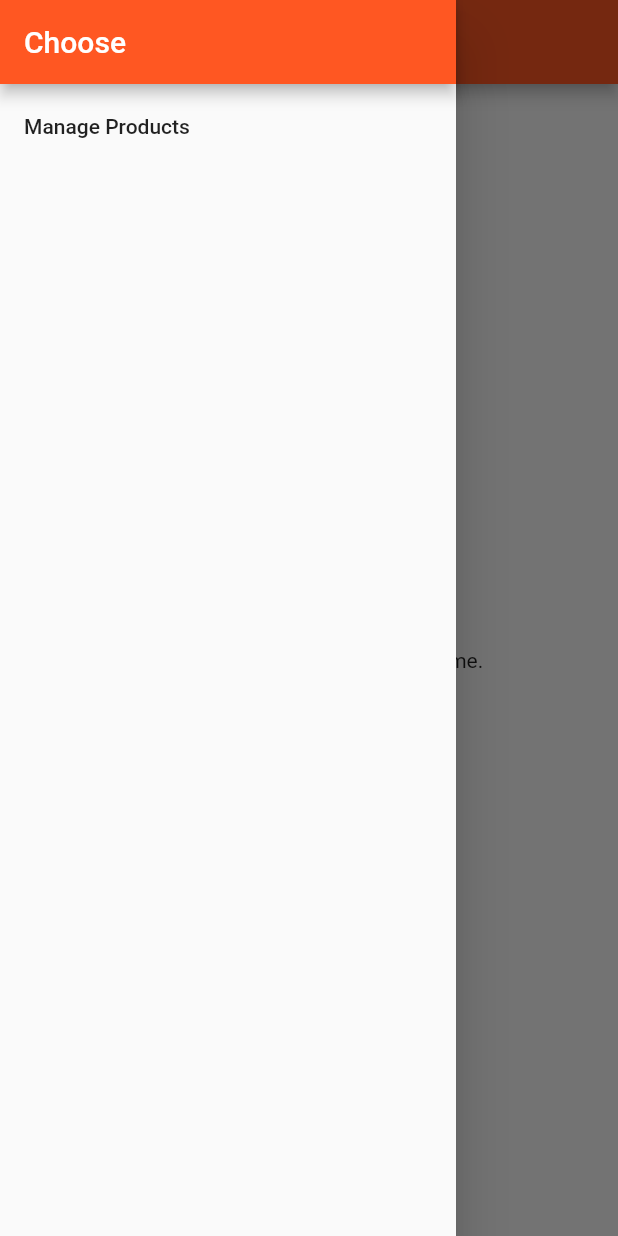
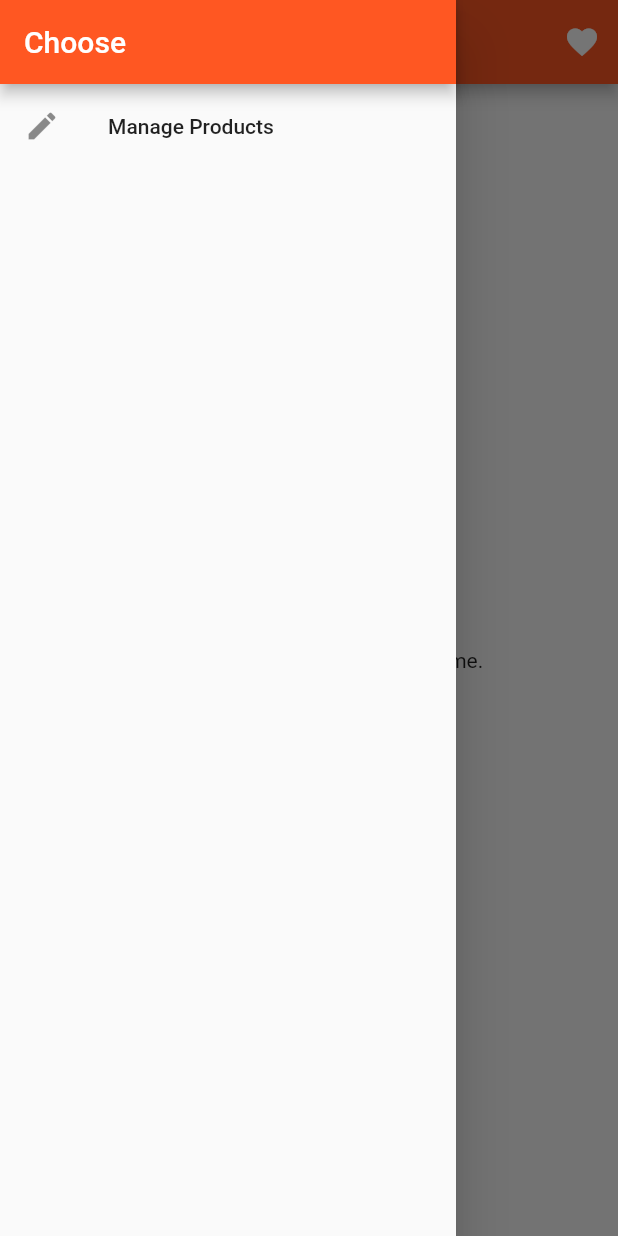
Before and after one commit to MateuszNaKodach/flutter_course_application, a Flutter app: the ProductsPage screen opened directly with empty values, with the side drawer open, on a phone screen of 412 x 824 dp. Run offline on Flutter 3.47's test engine with Material 2 defaults, Android fonts, the phone set to English and light mode, and no system bars.

Commit message:
Section 8: Lecture 110. Adding Icon Buttons

```diff
--- a/lib/pages/products.dart
+++ b/lib/pages/products.dart
@@ -11,19 +11,29 @@ class ProductsPage extends StatelessWidget {
   @override
   Widget build(BuildContext context) => Scaffold(
       drawer: _buildNavigationDrawer(context),
-      appBar: AppBar(title: Text('EasyList')),
+      appBar: AppBar(
+        title: Text('EasyList'),
+        actions: <Widget>[
+          IconButton(
+            icon: Icon(Icons.favorite),
+            onPressed: () {},
+          )
+        ],
+      ),
       body: ProductManager(this.products));
 
   Widget _buildNavigationDrawer(BuildContext context) {
-    return Drawer(child: Column(
-        children: [
-          AppBar(title: Text('Choose'), automaticallyImplyLeading: false),
-          ListTile(title: Text('Manage Products'), onTap: ()=>_navigateToProductsAdminPage(context))
-        ]
-    ));
+    return Drawer(
+        child: Column(children: [
+      AppBar(title: Text('Choose'), automaticallyImplyLeading: false),
+      ListTile(
+          leading: Icon(Icons.edit),
+          title: Text('Manage Products'),
+          onTap: () => _navigateToProductsAdminPage(context))
+    ]));
   }
 
-  void _navigateToProductsAdminPage(BuildContext context){
+  void _navigateToProductsAdminPage(BuildContext context) {
     Navigator.pushReplacementNamed(context, Routes.ADMIN);
   }
 }
--- a/lib/pages/products_admin.dart
+++ b/lib/pages/products_admin.dart
@@ -4,7 +4,6 @@ import 'package:flutter_course_application/pages/product_create.dart';
 import 'package:flutter_course_application/pages/product_list.dart';
 
 class ProductsAdminPage extends StatelessWidget {
-
   final Function addProduct;
   final Function deleteProduct;
 
@@ -32,7 +31,8 @@ class ProductsAdminPage extends StatelessWidget {
   }
 
   Widget _buildPageBody(BuildContext context) {
-    return TabBarView(children: [ProductCreatePage(addProduct), ProductListPage()]);
+    return TabBarView(
+        children: [ProductCreatePage(addProduct), ProductListPage()]);
   }
 
   Widget _buildNavigationDrawer(BuildContext context) {
@@ -40,6 +40,7 @@ class ProductsAdminPage extends StatelessWidget {
         child: Column(children: [
       AppBar(title: Text('Choose'), automaticallyImplyLeading: false),
       ListTile(
+          leading: Icon(Icons.shop),
           title: Text('All Products'),
           onTap: () => _navigateToProductsPage(context))
     ]));
```
Also changed, not shown: lib/products.dart (+10 -3 lines).
